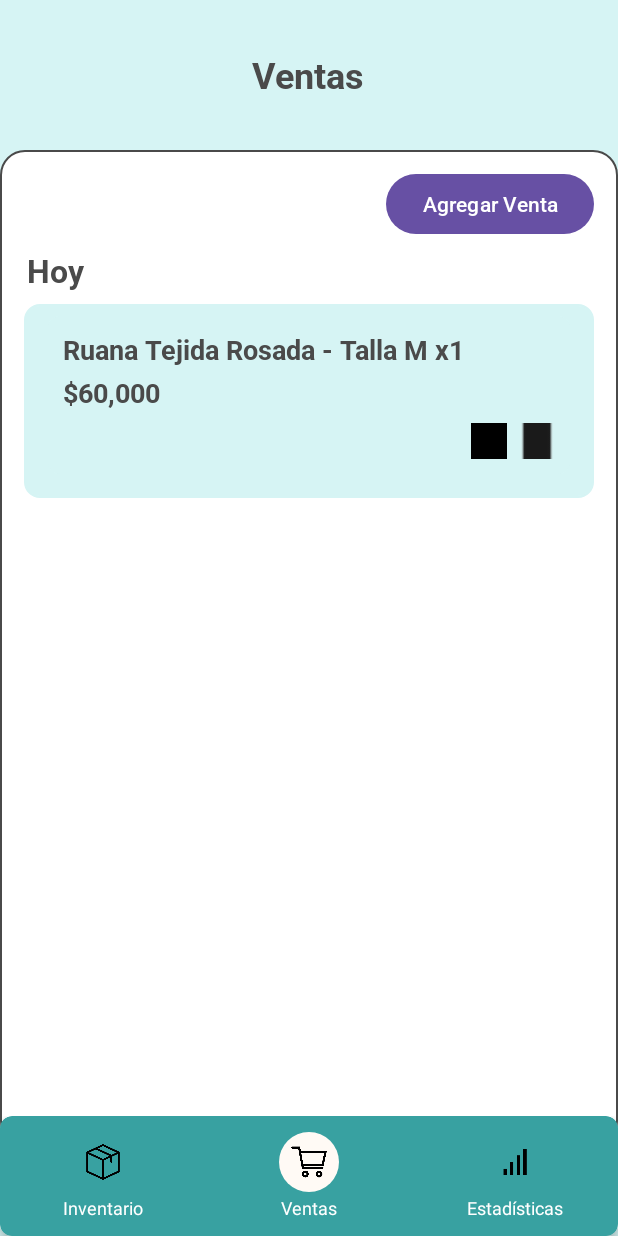
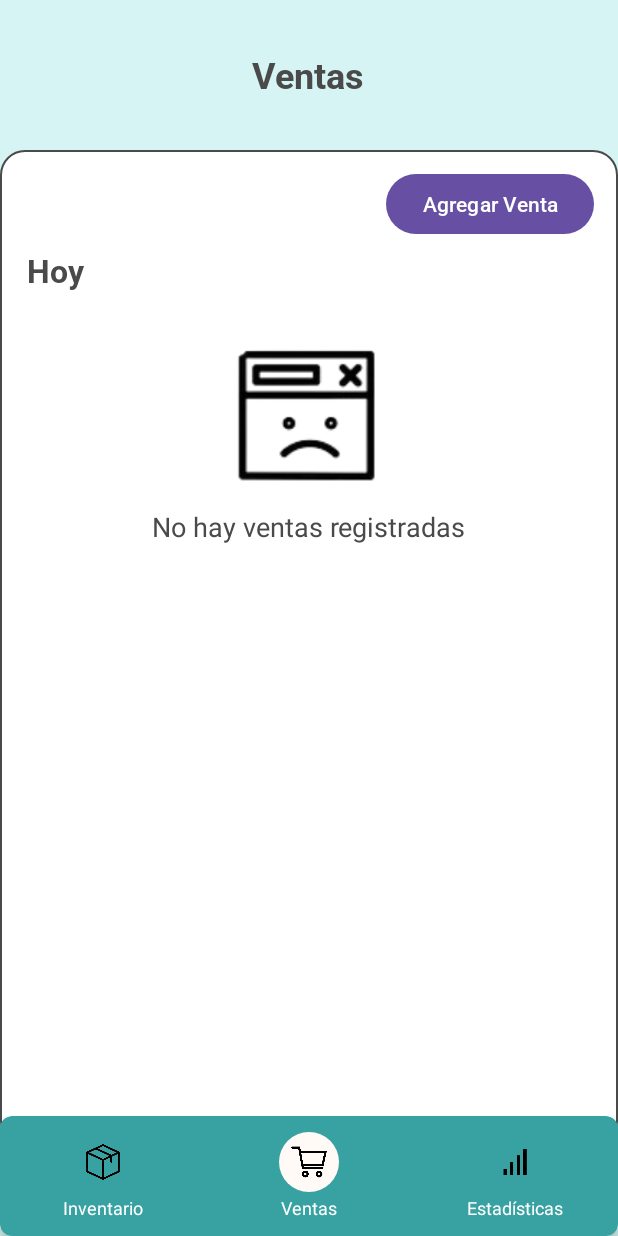
Before and after one commit to andresfsanchez74/Gujaturas, an Android app: the Ventas screen opened directly, with no data from a screen before it, on a phone screen of 412 x 824 dp. Run offline under Robolectric (Android 15) with nearby library versions, the phone set to English and light mode, and no system bars; our stand-ins replace Firebase (no records; nobody signed in at launch, a user with empty details on screens opened directly).

Commit message:
funciona Ventas, falta pruebas con agregar Ventas y mejorar UI

```diff
--- a/app/src/main/java/com/example/gujaturas/Ventas.kt
+++ b/app/src/main/java/com/example/gujaturas/Ventas.kt
@@ -2,51 +2,158 @@ package com.example.gujaturas
 
 import android.content.Intent
 import android.os.Bundle
+import android.view.View
 import android.widget.FrameLayout
 import android.widget.LinearLayout
+import android.widget.Toast
+import android.widget.Button
 import androidx.appcompat.app.AppCompatActivity
+import androidx.recyclerview.widget.LinearLayoutManager
+import androidx.recyclerview.widget.RecyclerView
+import com.google.firebase.database.*
+import java.text.SimpleDateFormat
+import java.util.*
 
 class Ventas : AppCompatActivity() {
+
+    private lateinit var dbRef: DatabaseReference
+    private lateinit var adapter: VentaAdapter
+    private val ventasList = mutableListOf<Venta>()
 
     override fun onCreate(savedInstanceState: Bundle?) {
         super.onCreate(savedInstanceState)
         setContentView(R.layout.activity_ventas)
 
-        val btnInventario = findViewById<LinearLayout>(R.id.navInventario)
-        val btnVentas = findViewById<LinearLayout>(R.id.navVentas)
-        val btnEstadisticas = findViewById<LinearLayout>(R.id.navEstadisticas)
+        // Firebase RTDB Reference
+        dbRef = FirebaseDatabase.getInstance().getReference("ventas")
 
-        val bgCircleInventario = findViewById<FrameLayout>(R.id.bgCircleInventario)
-        val bgCircleVentas = findViewById<FrameLayout>(R.id.bgCircleVentas)
-        val bgCircleEstadisticas = findViewById<FrameLayout>(R.id.bgCircleEstad)
+        // Footer navigation
+        val btnInventario: LinearLayout = findViewById(R.id.navInventario)
+        val btnVentas: LinearLayout = findViewById(R.id.navVentas)
+        val btnEstadisticas: LinearLayout = findViewById(R.id.navEstadisticas)
+
+        val bgCircleInventario: FrameLayout = findViewById(R.id.bgCircleInventario)
+        val bgCircleVentas: FrameLayout = findViewById(R.id.bgCircleVentas)
+        val bgCircleEstadisticas: FrameLayout = findViewById(R.id.bgCircleEstad)
 
         bgCircleInventario.setBackgroundResource(R.drawable.bg_circle_nav_unselected)
         bgCircleVentas.setBackgroundResource(R.drawable.bg_circle_nav_selected)
         bgCircleEstadisticas.setBackgroundResource(R.drawable.bg_circle_nav_unselected)
 
-        // Establecer la acción al hacer clic en Inventario
+        // Set footer click listeners
         btnInventario.setOnClickListener {
-            bgCircleInventario.setBackgroundResource(R.drawable.bg_circle_nav_selected)
-            bgCircleVentas.setBackgroundResource(R.drawable.bg_circle_nav_unselected)
-            bgCircleEstadisticas.setBackgroundResource(R.drawable.bg_circle_nav_unselected)
-
-            val intent = Intent(this, Inventario::class.java)
-            startActivity(intent)
+            startActivity(Intent(this, Inventario::class.java))
+        }
+        btnVentas.setOnClickListener {
+            // Already in ventas activity
+        }
+        btnEstadisticas.setOnClickListener {
+            startActivity(Intent(this, Estadisticas::class.java))
         }
 
-        // Establecer la acción al hacer clic en Ventas
-        btnVentas.setOnClickListener {
-            // Ya estamos en la vista de Ventas, no hacemos nada aquí.
-        }
+        // RecyclerView for displaying sales
+        val recyclerView: RecyclerView = findViewById(R.id.recyclerVentas)
+        val emptyView: LinearLayout = findViewById(R.id.emptyVentas)
+        recyclerView.layoutManager = LinearLayoutManager(this)
 
-        // Establecer la acción al hacer clic en Estadísticas
-        btnEstadisticas.setOnClickListener {
-            bgCircleInventario.setBackgroundResource(R.drawable.bg_circle_nav_unselected)
-            bgCircleVentas.setBackgroundResource(R.drawable.bg_circle_nav_unselected)
-            bgCircleEstadisticas.setBackgroundResource(R.drawable.bg_circle_nav_selected)
+        // Adapter setup
+        adapter = VentaAdapter(ventasList,
+            onEdit = { venta ->
+                val intent = Intent(this, EditarVenta::class.java)
+                intent.putExtra("VENTA_ID", venta.id)
+                startActivity(intent)
+            },
+            onDelete = { venta ->
+                dbRef.child(venta.id).removeValue()
+                Toast.makeText(this, "Venta eliminada", Toast.LENGTH_SHORT).show()
+            }
+        )
+        recyclerView.adapter = adapter
 
-            val intent = Intent(this, Estadisticas::class.java)
+        // Fetch ventas from Firebase
+        fetchVentas(emptyView)
+
+        // Botón de "Agregar Venta"
+        val btnAgregarVenta: Button = findViewById(R.id.btnAgregarVenta)
+        btnAgregarVenta.setOnClickListener {
+            // Iniciar la actividad "AgregarVenta"
+            val intent = Intent(this, AgregarVenta::class.java)
             startActivity(intent)
         }
     }
+
+    private fun fetchVentas(emptyView: LinearLayout) {
+        dbRef.orderByChild("fechaVenta").addValueEventListener(object : ValueEventListener {
+            override fun onDataChange(snapshot: DataSnapshot) {
+                val tempList = mutableListOf<Venta>()
+                snapshot.children.forEach { child ->
+                    child.getValue(Venta::class.java)?.let { venta ->
+                        venta.id = child.key ?: ""
+                        tempList.add(venta)
+                    }
+                }
+
+                // Agrupar las ventas por fecha
+                val ventasPorFecha = groupByDate(tempList)
+
+                ventasList.clear()
+
+                // Ahora agregamos las ventas agrupadas al RecyclerView
+                ventasPorFecha.forEach { (fecha, ventas) ->
+                    ventasList.add(Venta(productoNombre = fecha)) // Aquí añadimos la fecha
+                    ventasList.addAll(ventas)
+                }
+
+                adapter.notifyDataSetChanged()
+
+                // Show empty message if no ventas are found
+                emptyView.visibility = if (ventasList.isEmpty()) View.VISIBLE else View.GONE
+            }
+
+            override fun onCancelled(error: DatabaseError) {
+                Toast.makeText(this@Ventas, "Error: ${error.message}", Toast.LENGTH_SHORT).show()
+            }
+        })
+    }
+
+    // Agrupar ventas por fecha (hoy, ayer, fecha específica)
+    private fun groupByDate(ventas: List<Venta>): Map<String, List<Venta>> {
+        val groupedVentas = mutableMapOf<String, MutableList<Venta>>()
+
+        val currentDate = getFormattedDate(Date())
+        val yesterdayDate = getFormattedDate(getYesterday())
+
+        ventas.forEach { venta ->
+            val ventaFecha = getFormattedDate(venta.fechaVenta ?: 0)
+            val fechaKey = when {
+                ventaFecha == currentDate -> "Hoy"
+                ventaFecha == yesterdayDate -> "Ayer"
+                else -> ventaFecha // Fecha específica
+            }
+
+            if (groupedVentas.containsKey(fechaKey)) {
+                groupedVentas[fechaKey]?.add(venta)
+            } else {
+                groupedVentas[fechaKey] = mutableListOf(venta)
+            }
+        }
+
+        return groupedVentas
+    }
+
+    private fun getFormattedDate(timestamp: Long): String {
+        val sdf = SimpleDateFormat("dd MMM yyyy", Locale.getDefault())
+        return sdf.format(Date(timestamp))
+    }
+
+    private fun getFormattedDate(date: Date): String {
+        val sdf = SimpleDateFormat("dd MMM yyyy", Locale.getDefault())
+        return sdf.format(date)
+    }
+
+    private fun getYesterday(): Date {
+        val cal = Calendar.getInstance()
+        cal.add(Calendar.DATE, -1)
+        return cal.time
+    }
 }
--- a/app/src/main/res/layout/activity_agregar_venta.xml
+++ b/app/src/main/res/layout/activity_agregar_venta.xml
@@ -19,7 +19,7 @@
             android:id="@+id/titleAgregarVenta"
             android:layout_width="wrap_content"
             android:layout_height="wrap_content"
-            android:text="Editar Venta"
+            android:text="Agregar Venta"
             android:textSize="24sp"
             android:fontFamily="@font/roboto_medium"
             android:textColor="@color/gris_oscuro"
@@ -182,7 +182,7 @@
             android:layout_width="match_parent"
             android:layout_height="2dp"
             android:background="@android:color/darker_gray"
-            android:layout_marginTop="25dp"/>
+            android:layout_marginTop="30dp"/>
 
         <!-- Total de la Compra -->
 
@@ -190,7 +190,7 @@
             android:layout_width="match_parent"
             android:layout_height="wrap_content"
             android:orientation="horizontal"
-            android:layout_marginTop="10dp">
+            android:layout_marginTop="20dp">
 
             <TextView
                 android:id="@+id/labelTotalCompra"
--- a/app/src/main/res/layout/activity_ventas.xml
+++ b/app/src/main/res/layout/activity_ventas.xml
@@ -45,6 +45,7 @@
             android:layout_width="match_parent"
             android:layout_height="wrap_content">
 
+            <!-- Botón de agregar venta -->
             <Button
                 android:id="@+id/btnAgregarVenta"
                 android:layout_width="wrap_content"
@@ -76,82 +77,35 @@
                     android:layout_marginStart="2dp"
                     android:layout_marginBottom="8dp"/>
 
-                <!-- Contenedor para las ventas -->
-                <LinearLayout
-                    android:id="@+id/ventasContainer"
-                    android:layout_width="match_parent"
-                    android:layout_height="wrap_content"
-                    android:orientation="vertical"
-                    android:background="@drawable/bg_card_celeste"
-                    android:paddingStart="16dp"
-                    android:paddingEnd="16dp"
-                    android:paddingBottom="16dp">
-
-                    <!-- Item de venta único -->
-                    <androidx.cardview.widget.CardView
+                <!-- RecyclerView para las ventas -->
+                <androidx.recyclerview.widget.RecyclerView
+                    android:id="@+id/recyclerVentas"
                     android:layout_width="match_parent"
                     android:layout_height="wrap_content"
                     android:layout_marginTop="8dp"
-                        app:cardCornerRadius="8dp"
-                        android:backgroundTint="@color/celeste_claro"
-                        app:cardElevation="0dp">
+                    android:layout_marginBottom="8dp" />
 
-                        <!-- Contenedor de venta -->
+                <!-- Contenedor para mostrar el mensaje cuando no haya ventas -->
                 <LinearLayout
+                    android:id="@+id/emptyVentas"
                     android:layout_width="match_parent"
                     android:layout_height="wrap_content"
+                    android:gravity="center"
                     android:orientation="vertical"
-                            android:padding="10dp">
+                    android:visibility="gone">
 
-                            <!-- Nombre del Producto -->
+                    <ImageView
+                        android:layout_width="120dp"
+                        android:layout_height="120dp"
+                        android:contentDescription="No hay ventas"
+                        android:src="@drawable/icono_vacio" />
+
                     <TextView
-                                android:id="@+id/tvNombreProducto"
-                                android:layout_width="match_parent"
-                                android:layout_height="wrap_content"
-                                android:text="Ruana Tejida Rosada - Talla M x1"
-                                android:textSize="18sp"
-                                android:fontFamily="@font/roboto_bold"
-                                android:textColor="@color/gris_oscuro"
-                                android:layout_marginBottom="4dp"/>
-
-                            <!-- Precio de la Venta -->
-                            <TextView
-                                android:id="@+id/tvPrecioVenta"
                         android:layout_width="wrap_content"
                         android:layout_height="wrap_content"
-                                android:text="$60,000"
-                                android:textSize="18sp"
-                                android:fontFamily="@font/roboto_bold"
+                        android:text="No hay ventas registradas"
                         android:textColor="@color/gris_oscuro"
-                                android:layout_marginBottom="8dp"/>
-
-                            <!-- Botones para editar y borrar -->
-                            <LinearLayout
-                                android:layout_width="match_parent"
-                                android:layout_height="wrap_content"
-                                android:orientation="horizontal"
-                                android:gravity="end"
-                                android:weightSum="2">
-
-                                <ImageButton
-                                    android:id="@+id/btnEditarVenta"
-                                    android:layout_width="24dp"
-                                    android:layout_height="24dp"
-                                    android:src="@drawable/icono_editar"
-                                    android:contentDescription="Editar venta" />
-
-                                <ImageButton
-                                    android:id="@+id/btnBorrarVenta"
-                                    android:layout_width="24dp"
-                                    android:layout_height="24dp"
-                                    android:src="@drawable/icono_borrar"
-                                    android:layout_marginStart="8dp"
-                                    android:contentDescription="Borrar venta" />
-                            </LinearLayout>
-
-                        </LinearLayout>
-                    </androidx.cardview.widget.CardView>
-
+                        android:textSize="18sp" />
                 </LinearLayout>
             </LinearLayout>
         </FrameLayout>
```
Also changed, not shown: app/src/main/java/com/example/gujaturas/Venta.kt (added, +14 -0 lines), app/src/main/java/com/example/gujaturas/VentaAdapter.kt (added, +67 -0 lines), app/src/main/res/layout/item_venta.xml (added, +74 -0 lines). Lines whose indentation alone changed are shown as unchanged.
